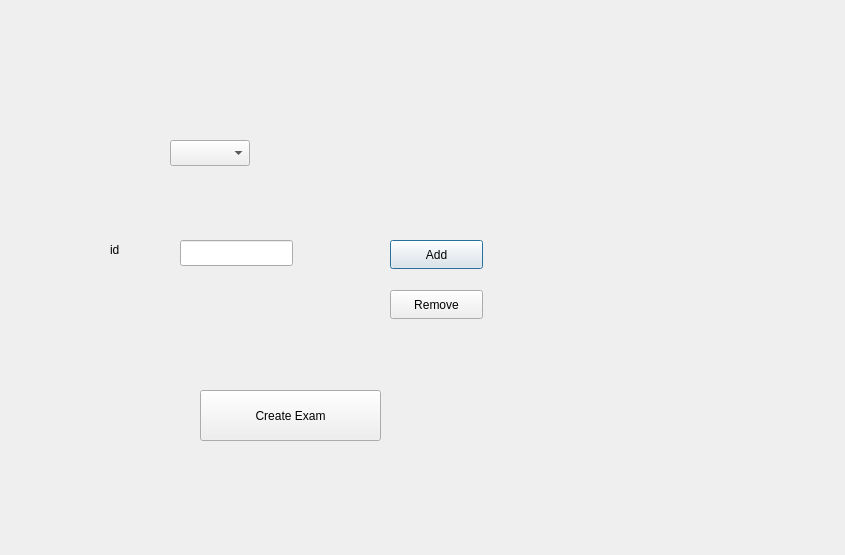
Before: the Qt Designer form ExamSphereV1/addstudents.ui in BiratBC/ExamSphereV1, drawn with Qt 5.
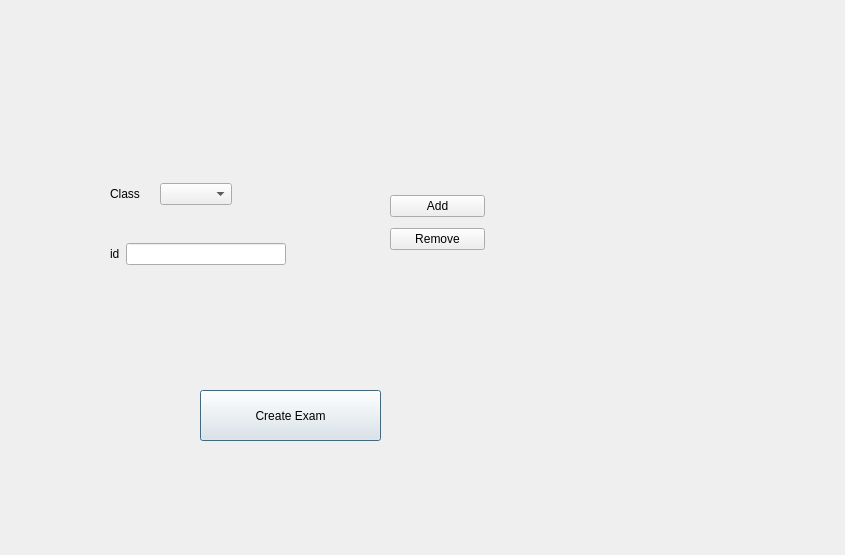
After: the same form once the commit is applied.

The edit to the form file:
```diff
--- a/ExamSphereV1/addstudents.ui
+++ b/ExamSphereV1/addstudents.ui
@@ -13,65 +13,6 @@
   <property name="windowTitle">
    <string>Dialog</string>
   </property>
-  <widget class="QLabel" name="label">
-   <property name="geometry">
-    <rect>
-     <x>110</x>
-     <y>240</y>
-     <width>63</width>
-     <height>20</height>
-    </rect>
-   </property>
-   <property name="text">
-    <string>id</string>
-   </property>
-  </widget>
-  <widget class="QLineEdit" name="lineEdit">
-   <property name="geometry">
-    <rect>
-     <x>180</x>
-     <y>240</y>
-     <width>113</width>
-     <height>26</height>
-    </rect>
-   </property>
-  </widget>
-  <widget class="QPushButton" name="pushButton">
-   <property name="geometry">
-    <rect>
-     <x>390</x>
-     <y>240</y>
-     <width>93</width>
-     <height>29</height>
-    </rect>
-   </property>
-   <property name="text">
-    <string>Add</string>
-   </property>
-  </widget>
-  <widget class="QPushButton" name="pushButton_2">
-   <property name="geometry">
-    <rect>
-     <x>390</x>
-     <y>290</y>
-     <width>93</width>
-     <height>29</height>
-    </rect>
-   </property>
-   <property name="text">
-    <string>Remove</string>
-   </property>
-  </widget>
-  <widget class="QComboBox" name="comboBox">
-   <property name="geometry">
-    <rect>
-     <x>170</x>
-     <y>140</y>
-     <width>80</width>
-     <height>26</height>
-    </rect>
-   </property>
-  </widget>
   <widget class="QPushButton" name="pushButton_3">
    <property name="geometry">
     <rect>
@@ -85,6 +26,76 @@
     <string>Create Exam</string>
    </property>
   </widget>
+  <widget class="QWidget" name="">
+   <property name="geometry">
+    <rect>
+     <x>110</x>
+     <y>180</y>
+     <width>122</width>
+     <height>28</height>
+    </rect>
+   </property>
+   <layout class="QHBoxLayout" name="horizontalLayout">
+    <item>
+     <widget class="QLabel" name="label_2">
+      <property name="text">
+       <string>Class</string>
+      </property>
+     </widget>
+    </item>
+    <item>
+     <widget class="QComboBox" name="comboBox"/>
+    </item>
+   </layout>
+  </widget>
+  <widget class="QWidget" name="">
+   <property name="geometry">
+    <rect>
+     <x>110</x>
+     <y>240</y>
+     <width>176</width>
+     <height>28</height>
+    </rect>
+   </property>
+   <layout class="QHBoxLayout" name="horizontalLayout_2">
+    <item>
+     <widget class="QLabel" name="label">
+      <property name="text">
+       <string>id</string>
+      </property>
+     </widget>
+    </item>
+    <item>
+     <widget class="QLineEdit" name="lineEdit"/>
+    </item>
+   </layout>
+  </widget>
+  <widget class="QWidget" name="">
+   <property name="geometry">
+    <rect>
+     <x>390</x>
+     <y>190</y>
+     <width>95</width>
+     <height>67</height>
+    </rect>
+   </property>
+   <layout class="QVBoxLayout" name="verticalLayout">
+    <item>
+     <widget class="QPushButton" name="pushButton">
+      <property name="text">
+       <string>Add</string>
+      </property>
+     </widget>
+    </item>
+    <item>
+     <widget class="QPushButton" name="pushButton_2">
+      <property name="text">
+       <string>Remove</string>
+      </property>
+     </widget>
+    </item>
+   </layout>
+  </widget>
  </widget>
  <resources/>
  <connections/>
```
